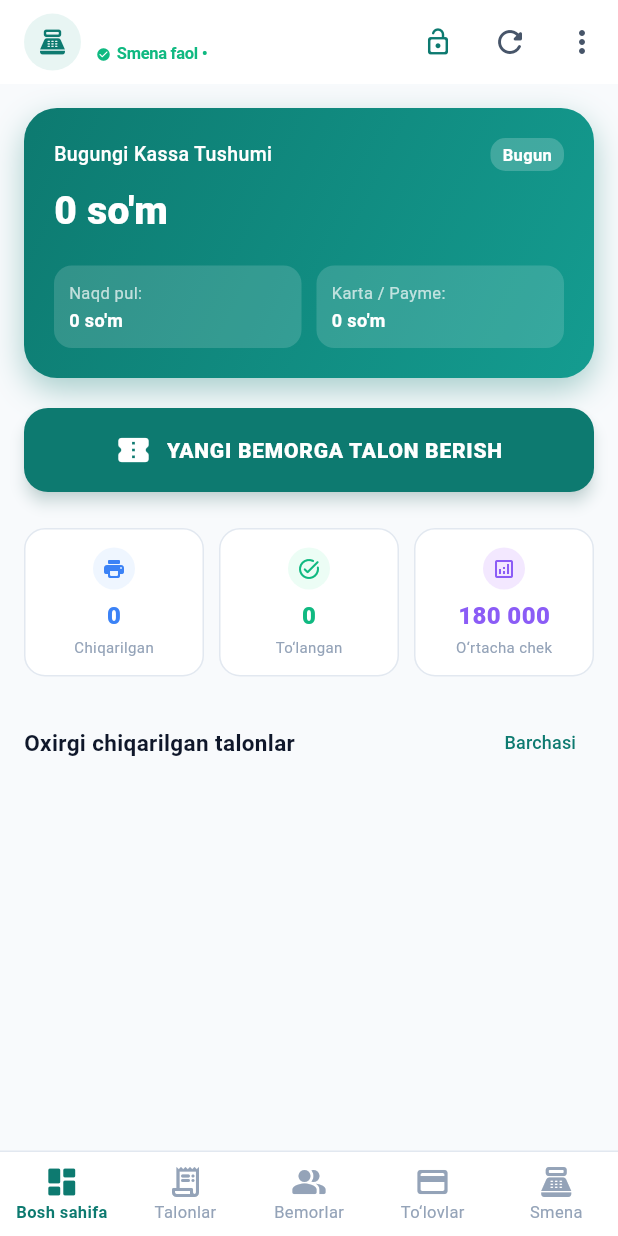
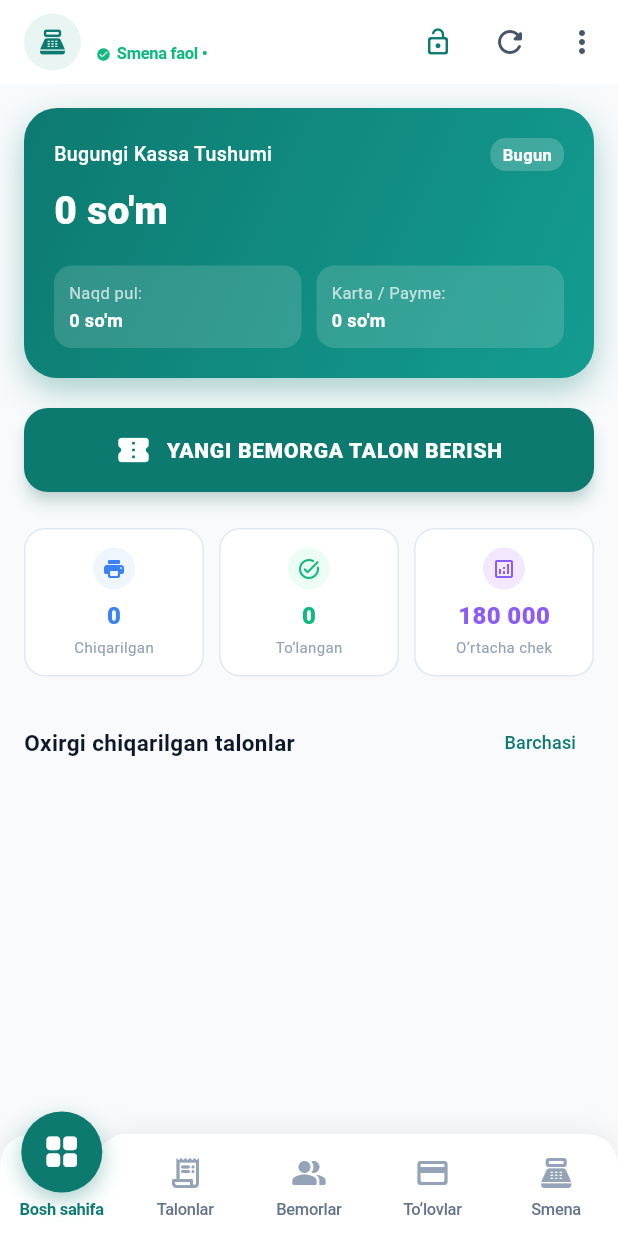
Before and after one commit to wisperwindoxas/klinikalar_crm, a Flutter app: the CashierMainScreen screen opened directly, on a phone screen of 412 x 824 dp. Run offline on Flutter 3.47's test engine with Material 3 defaults, Android fonts, the light colour scheme and no system bars; our stand-ins replace local_auth, shared_preferences; accounts and stored records are empty; network calls fail.

Commit message:
Implement modern curved notched bottom navigation bar matching design screenshot

```diff
--- a/mobile_app/lib/screens/cashier/cashier_main_screen.dart
+++ b/mobile_app/lib/screens/cashier/cashier_main_screen.dart
@@ -9,6 +9,7 @@ import '../../services/auth_service.dart';
 import '../../widgets/responsive_frame.dart';
 import '../../services/security_service.dart';
 import '../../widgets/user_profile_sheet.dart';
+import '../../widgets/curved_notched_nav_bar.dart';
 import '../auth/login_screen.dart';
 import '../auth/pin_setup_sheet.dart';
 import '../manager/manager_patient_detail_sheet.dart';
@@ -2243,29 +2244,17 @@ class _CashierMainScreenState extends State<CashierMainScreen> {
   }
 
   Widget _buildBottomNav() {
-    return Container(
-      decoration: const BoxDecoration(
-        color: Colors.white,
-        border: Border(top: BorderSide(color: AppColors.border, width: 1)),
-      ),
-      child: BottomNavigationBar(
-        currentIndex: _currentTabIndex,
-        onTap: (index) => setState(() => _currentTabIndex = index),
-        backgroundColor: Colors.white,
-        selectedItemColor: AppColors.primary,
-        unselectedItemColor: AppColors.textMuted,
-        type: BottomNavigationBarType.fixed,
-        elevation: 0,
-        selectedLabelStyle: const TextStyle(fontWeight: FontWeight.bold, fontSize: 11),
-        unselectedLabelStyle: const TextStyle(fontWeight: FontWeight.normal, fontSize: 11),
-        items: const [
-          BottomNavigationBarItem(icon: Icon(Icons.dashboard_rounded), label: 'Bosh sahifa'),
-          BottomNavigationBarItem(icon: Icon(Icons.receipt_long_rounded), label: 'Talonlar'),
-          BottomNavigationBarItem(icon: Icon(Icons.people_alt_rounded), label: 'Bemorlar'),
-          BottomNavigationBarItem(icon: Icon(Icons.payment_rounded), label: 'To‘lovlar'),
-          BottomNavigationBarItem(icon: Icon(Icons.point_of_sale_rounded), label: 'Smena'),
-        ],
-      ),
+    return CurvedNotchedNavBar(
+      currentIndex: _currentTabIndex,
+      onTap: (index) => setState(() => _currentTabIndex = index),
+      selectedColor: AppColors.primary,
+      items: const [
+        CurvedNotchedNavItem(icon: Icons.grid_view_rounded, label: 'Bosh sahifa'),
+        CurvedNotchedNavItem(icon: Icons.receipt_long_rounded, label: 'Talonlar'),
+        CurvedNotchedNavItem(icon: Icons.people_alt_rounded, label: 'Bemorlar'),
+        CurvedNotchedNavItem(icon: Icons.credit_card_rounded, label: 'To‘lovlar'),
+        CurvedNotchedNavItem(icon: Icons.point_of_sale_rounded, label: 'Smena'),
+      ],
     );
   }
 }
--- /dev/null
+++ b/mobile_app/lib/widgets/curved_notched_nav_bar.dart
@@ -0,0 +1,309 @@
+import 'package:flutter/material.dart';
+import '../core/constants/app_colors.dart';
+
+class CurvedNotchedNavItem {
+  final IconData icon;
+  final String label;
+  final int? badgeCount;
+
+  const CurvedNotchedNavItem({
+    required this.icon,
+    required this.label,
+    this.badgeCount,
+  });
+}
+
+class CurvedNotchedNavBar extends StatefulWidget {
+  final int currentIndex;
+  final ValueChanged<int> onTap;
+  final List<CurvedNotchedNavItem> items;
+  final Color selectedColor;
+  final Color unselectedColor;
+  final Color backgroundColor;
+  final double height;
+
+  const CurvedNotchedNavBar({
+    super.key,
+    required this.currentIndex,
+    required this.onTap,
+    required this.items,
+    this.selectedColor = AppColors.primary,
+    this.unselectedColor = const Color(0xFF94A3B8),
+    this.backgroundColor = Colors.white,
+    this.height = 68.0,
+  });
+
+  @override
+  State<CurvedNotchedNavBar> createState() => _CurvedNotchedNavBarState();
+}
+
+class _CurvedNotchedNavBarState extends State<CurvedNotchedNavBar>
+    with SingleTickerProviderStateMixin {
+  late AnimationController _controller;
+  late Animation<double> _animation;
+  double _currentFraction = 0.5;
+
+  @override
+  void initState() {
+    super.initState();
+    _currentFraction = _indexToFraction(widget.currentIndex);
+    _controller = AnimationController(
+      vsync: this,
+      duration: const Duration(milliseconds: 320),
+    );
+    _animation = Tween<double>(
+      begin: _currentFraction,
+      end: _currentFraction,
+    ).animate(CurvedAnimation(
+      parent: _controller,
+      curve: Curves.easeInOutCubic,
+    ));
+  }
+
+  double _indexToFraction(int index) {
+    if (widget.items.isEmpty) return 0.5;
+    return (index + 0.5) / widget.items.length;
+  }
+
+  @override
+  void didUpdateWidget(CurvedNotchedNavBar oldWidget) {
+    super.didUpdateWidget(oldWidget);
+    if (oldWidget.currentIndex != widget.currentIndex) {
+      final newFraction = _indexToFraction(widget.currentIndex);
+      _animation = Tween<double>(
+        begin: _animation.value,
+        end: newFraction,
+      ).animate(CurvedAnimation(
+        parent: _controller,
+        curve: Curves.easeInOutCubic,
+      ));
+      _controller.forward(from: 0.0);
+    }
+  }
+
+  @override
+  void dispose() {
+    _controller.dispose();
+    super.dispose();
+  }
+
+  @override
+  Widget build(BuildContext context) {
+    final bottomPadding = MediaQuery.of(context).padding.bottom;
+    final totalHeight = widget.height + bottomPadding;
+
+    return AnimatedBuilder(
+      animation: _animation,
+      builder: (context, child) {
+        return LayoutBuilder(
+          builder: (context, constraints) {
+            final width = constraints.maxWidth;
+            final notchCenter = width * _animation.value;
+
+            return SizedBox(
+              width: width,
+              height: totalHeight + 18, // extra room for the elevated floating circle
+              child: Stack(
+                clipBehavior: Clip.none,
+                alignment: Alignment.bottomCenter,
+                children: [
+                  // 1. Notched Custom Painter Background Bar
+                  Positioned(
+                    left: 0,
+                    right: 0,
+                    bottom: 0,
+                    height: totalHeight,
+                    child: CustomPaint(
+                      painter: _CurvedNotchPainter(
+                        notchCenter: notchCenter,
+                        backgroundColor: widget.backgroundColor,
+                        notchRadius: 29.0,
+                        notchDepth: 20.0,
+                        notchSmoothWidth: 42.0,
+                        cornerRadius: 24.0,
+                      ),
+                    ),
+                  ),
+
+                  // 2. Tab Items (Icons & Labels)
+                  Positioned(
+                    left: 0,
+                    right: 0,
+                    bottom: bottomPadding,
+                    height: widget.height,
+                    child: Row(
+                      children: List.generate(widget.items.length, (index) {
+                        final item = widget.items[index];
+                        final isSelected = index == widget.currentIndex;
+
+                        return Expanded(
+                          child: GestureDetector(
+                            behavior: HitTestBehavior.opaque,
+                            onTap: () => widget.onTap(index),
+                            child: SizedBox(
+                              height: widget.height,
+                              child: Column(
+                                mainAxisAlignment: MainAxisAlignment.end,
+                                children: [
+                                  // Inactive Icon slot (when selected, icon is inside the floating circle)
+                                  if (!isSelected)
+                                    Padding(
+                                      padding: const EdgeInsets.only(bottom: 4.0),
+                                      child: Icon(
+                                        item.icon,
+                                        size: 24,
+                                        color: widget.unselectedColor,
+                                      ),
+                                    )
+                                  else
+                                    const SizedBox(height: 28), // spacer under the floating circle
+
+                                  // Label
+                                  Padding(
+                                    padding: const EdgeInsets.only(bottom: 10.0),
+                                    child: Text(
+                                      item.label,
+                                      maxLines: 1,
+                                      overflow: TextOverflow.ellipsis,
+                                      style: TextStyle(
+                                        fontSize: 11,
+                                        fontWeight: isSelected ? FontWeight.w700 : FontWeight.w500,
+                                        color: isSelected ? widget.selectedColor : const Color(0xFF64748B),
+                                        letterSpacing: -0.2,
+                                      ),
+                                    ),
+                                  ),
+                                ],
+                              ),
+                            ),
+                          ),
+                        );
+                      }),
+                    ),
+                  ),
+
+                  // 3. Floating Elevated Green Circle
+                  Positioned(
+                    left: notchCenter - 27.0,
+                    bottom: totalHeight - 39.0, // floats ~16dp above the top edge
+                    child: GestureDetector(
+                      onTap: () => widget.onTap(widget.currentIndex),
+                      child: Container(
+                        width: 54,
+                        height: 54,
+                        decoration: BoxDecoration(
+                          color: widget.selectedColor,
+                          shape: BoxShape.circle,
+                          boxShadow: [
+                            BoxShadow(
+                              color: widget.selectedColor.withValues(alpha: 0.35),
+                              blurRadius: 12,
+                              offset: const Offset(0, 5),
+                            ),
+                          ],
+                        ),
+                        child: Center(
+                          child: Icon(
+                            widget.items[widget.currentIndex].icon,
+                            color: Colors.white,
+                            size: 27,
+                          ),
+                        ),
+                      ),
+                    ),
+                  ),
+                ],
+              ),
+            );
+          },
+        );
+      },
+    );
+  }
+}
+
+class _CurvedNotchPainter extends CustomPainter {
+  final double notchCenter;
+  final Color backgroundColor;
+  final double notchRadius;
+  final double notchDepth;
+  final double notchSmoothWidth;
+  final double cornerRadius;
+
+  _CurvedNotchPainter({
+    required this.notchCenter,
+    required this.backgroundColor,
+    required this.notchRadius,
+    required this.notchDepth,
+    required this.notchSmoothWidth,
+    required this.cornerRadius,
+  });
+
+  @override
+  void paint(Canvas canvas, Size size) {
+    final paint = Paint()
+      ..color = backgroundColor
+      ..style = PaintingStyle.fill;
+
+    final shadowPaint = Paint()
+      ..color = Colors.black.withValues(alpha: 0.06)
+      ..maskFilter = const MaskFilter.blur(BlurStyle.normal, 10);
+
+    final path = Path();
+
+    // Top-left rounded corner
+    path.moveTo(0, cornerRadius);
+    path.quadraticBezierTo(0, 0, cornerRadius, 0);
+
+    // Left flat top edge before notch
+    final startNotch = (notchCenter - notchSmoothWidth).clamp(cornerRadius, size.width - cornerRadius);
+    final endNotch = (notchCenter + notchSmoothWidth).clamp(cornerRadius, size.width - cornerRadius);
+
+    path.lineTo(startNotch, 0);
+
+    // Smooth organic curved dip (Cubic Bezier curve down to center and back up)
+    path.cubicTo(
+      startNotch + 14.0,
+      0,
+      notchCenter - 22.0,
+      notchDepth,
+      notchCenter,
+      notchDepth,
+    );
+    path.cubicTo(
+      notchCenter + 22.0,
+      notchDepth,
+      endNotch - 14.0,
+      0,
+      endNotch,
+      0,
+    );
+
+    // Right flat top edge after notch
+    path.lineTo(size.width - cornerRadius, 0);
+
+    // Top-right rounded corner
+    path.quadraticBezierTo(size.width, 0, size.width, cornerRadius);
+
+    // Bottom-right and bottom-left
+    path.lineTo(size.width, size.height);
+    path.lineTo(0, size.height);
+    path.close();
+
+    // Draw shadow first
+    canvas.save();
+    canvas.translate(0, -2);
+    canvas.drawPath(path, shadowPaint);
+    canvas.restore();
+
+    // Draw solid background
+    canvas.drawPath(path, paint);
+  }
+
+  @override
+  bool shouldRepaint(covariant _CurvedNotchPainter oldDelegate) {
+    return oldDelegate.notchCenter != notchCenter ||
+        oldDelegate.backgroundColor != backgroundColor ||
+        oldDelegate.notchDepth != notchDepth;
+  }
+}
```
Also changed, not shown: mobile_app/lib/screens/doctor/doctor_main_screen.dart (+11 -22 lines), mobile_app/lib/screens/manager/manager_main_screen.dart (+12 -21 lines).
